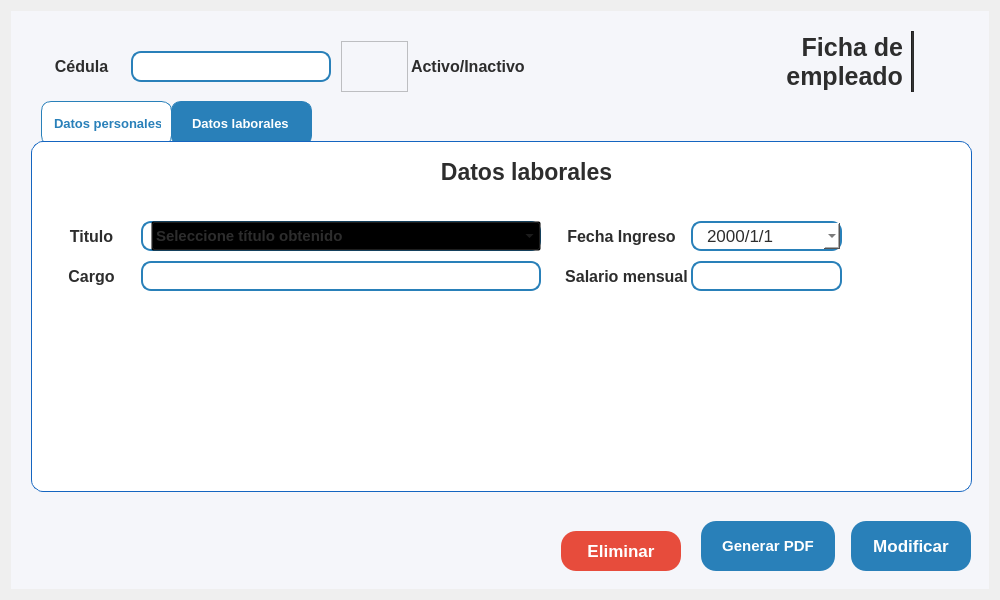
Proyecto-Uptjaa/Proyecto_SIRA, file resources/ui/ficha_emple.ui: the form before one commit.
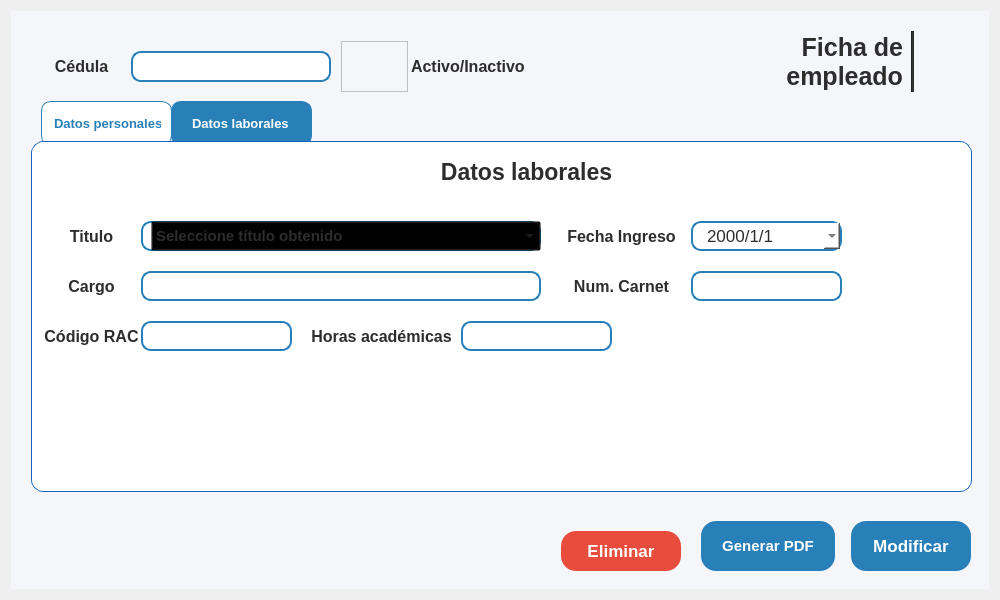
The form after the commit. The open tabs and pages were chosen to show the change. Icons and pictures are not drawn.

Commit message: Agregados campos en interfaz empleados (RIF, Centro V., RAC, Carnet, Horas)

What changed in the file:
```diff
--- a/resources/ui/ficha_emple.ui
+++ b/resources/ui/ficha_emple.ui
@@ -994,7 +994,7 @@
            <property name="geometry">
             <rect>
              <x>10</x>
-             <y>110</y>
+             <y>120</y>
              <width>81</width>
              <height>30</height>
             </rect>
@@ -1028,44 +1028,6 @@
             <set>Qt::AlignmentFlag::AlignCenter</set>
            </property>
           </widget>
-          <widget class="QLabel" name="lblStudent_fechaNac_repre_4">
-           <property name="geometry">
-            <rect>
-             <x>520</x>
-             <y>110</y>
-             <width>131</width>
-             <height>30</height>
-            </rect>
-           </property>
-           <property name="minimumSize">
-            <size>
-             <width>0</width>
-             <height>30</height>
-            </size>
-           </property>
-           <property name="maximumSize">
-            <size>
-             <width>16777215</width>
-             <height>30</height>
-            </size>
-           </property>
-           <property name="font">
-            <font>
-             <family>Segoe UI</family>
-             <pointsize>12</pointsize>
-             <bold>true</bold>
-            </font>
-           </property>
-           <property name="styleSheet">
-            <string notr="true">background-color: transparent;</string>
-           </property>
-           <property name="text">
-            <string>Salario mensual</string>
-           </property>
-           <property name="alignment">
-            <set>Qt::AlignmentFlag::AlignCenter</set>
-           </property>
-          </widget>
           <widget class="QLabel" name="lblStudent_apellido_repre">
            <property name="geometry">
             <rect>
@@ -1108,7 +1070,7 @@
            <property name="geometry">
             <rect>
              <x>100</x>
-             <y>110</y>
+             <y>120</y>
              <width>400</width>
              <height>30</height>
             </rect>
@@ -1187,54 +1149,6 @@
             <set>Qt::AlignmentFlag::AlignCenter</set>
            </property>
           </widget>
-          <widget class="QLineEdit" name="lneSalario_ficha_emple">
-           <property name="geometry">
-            <rect>
-             <x>650</x>
-             <y>110</y>
-             <width>151</width>
-             <height>30</height>
-            </rect>
-           </property>
-           <property name="minimumSize">
-            <size>
-             <width>100</width>
-             <height>30</height>
-            </size>
-           </property>
-           <property name="maximumSize">
-            <size>
-             <width>300</width>
-             <height>30</height>
-            </size>
-           </property>
-           <property name="font">
-            <font>
-             <family>Segoe UI</family>
-             <pointsize>12</pointsize>
-            </font>
-           </property>
-           <property name="styleSheet">
-            <string notr="true">QLineEdit {
-    border: 2px solid #2980b9;
-    border-radius: 10px;
-    padding: 3px 8px;
-    background-color: white;
-}</string>
-           </property>
-           <property name="text">
-            <string/>
-           </property>
-           <property name="maxLength">
-            <number>9</number>
-           </property>
-           <property name="alignment">
-            <set>Qt::AlignmentFlag::AlignLeading|Qt::AlignmentFlag::AlignLeft|Qt::AlignmentFlag::AlignVCenter</set>
-           </property>
-           <property name="placeholderText">
-            <string/>
-           </property>
-          </widget>
           <widget class="QFrame" name="frmTitulo_emple">
            <property name="geometry">
             <rect>
@@ -1340,6 +1254,264 @@
             </item>
            </widget>
           </widget>
+          <widget class="QLabel" name="lblHoras_reg_emple">
+           <property name="geometry">
+            <rect>
+             <x>270</x>
+             <y>170</y>
+             <width>141</width>
+             <height>30</height>
+            </rect>
+           </property>
+           <property name="minimumSize">
+            <size>
+             <width>0</width>
+             <height>30</height>
+            </size>
+           </property>
+           <property name="maximumSize">
+            <size>
+             <width>16777215</width>
+             <height>30</height>
+            </size>
+           </property>
+           <property name="font">
+            <font>
+             <family>Segoe UI</family>
+             <pointsize>12</pointsize>
+             <bold>true</bold>
+            </font>
+           </property>
+           <property name="styleSheet">
+            <string notr="true">background-color: transparent;</string>
+           </property>
+           <property name="text">
+            <string>Horas académicas</string>
+           </property>
+           <property name="alignment">
+            <set>Qt::AlignmentFlag::AlignCenter</set>
+           </property>
+          </widget>
+          <widget class="QLabel" name="lblStudent_fechaNac_repre_6">
+           <property name="geometry">
+            <rect>
+             <x>-10</x>
+             <y>170</y>
+             <width>121</width>
+             <height>30</height>
+            </rect>
+           </property>
+           <property name="minimumSize">
+            <size>
+             <width>0</width>
+             <height>30</height>
+            </size>
+           </property>
+           <property name="maximumSize">
+            <size>
+             <width>16777215</width>
+             <height>30</height>
+            </size>
+           </property>
+           <property name="font">
+            <font>
+             <family>Segoe UI</family>
+             <pointsize>12</pointsize>
+             <bold>true</bold>
+            </font>
+           </property>
+           <property name="styleSheet">
+            <string notr="true">background-color: transparent;</string>
+           </property>
+           <property name="text">
+            <string>Código RAC</string>
+           </property>
+           <property name="alignment">
+            <set>Qt::AlignmentFlag::AlignCenter</set>
+           </property>
+          </widget>
+          <widget class="QLineEdit" name="lneRAC_ficha_emple">
+           <property name="geometry">
+            <rect>
+             <x>100</x>
+             <y>170</y>
+             <width>151</width>
+             <height>30</height>
+            </rect>
+           </property>
+           <property name="minimumSize">
+            <size>
+             <width>100</width>
+             <height>30</height>
+            </size>
+           </property>
+           <property name="maximumSize">
+            <size>
+             <width>300</width>
+             <height>30</height>
+            </size>
+           </property>
+           <property name="font">
+            <font>
+             <family>Segoe UI</family>
+             <pointsize>12</pointsize>
+            </font>
+           </property>
+           <property name="styleSheet">
+            <string notr="true">QLineEdit {
+    border: 2px solid #2980b9;
+    border-radius: 10px;
+    padding: 3px 8px;
+    background-color: white;
+}</string>
+           </property>
+           <property name="text">
+            <string/>
+           </property>
+           <property name="maxLength">
+            <number>15</number>
+           </property>
+           <property name="alignment">
+            <set>Qt::AlignmentFlag::AlignLeading|Qt::AlignmentFlag::AlignLeft|Qt::AlignmentFlag::AlignVCenter</set>
+           </property>
+           <property name="placeholderText">
+            <string/>
+           </property>
+          </widget>
+          <widget class="QLineEdit" name="lneHoras_ficha_emple">
+           <property name="geometry">
+            <rect>
+             <x>420</x>
+             <y>170</y>
+             <width>151</width>
+             <height>30</height>
+            </rect>
+           </property>
+           <property name="minimumSize">
+            <size>
+             <width>100</width>
+             <height>30</height>
+            </size>
+           </property>
+           <property name="maximumSize">
+            <size>
+             <width>300</width>
+             <height>30</height>
+            </size>
+           </property>
+           <property name="font">
+            <font>
+             <family>Segoe UI</family>
+             <pointsize>12</pointsize>
+            </font>
+           </property>
+           <property name="styleSheet">
+            <string notr="true">QLineEdit {
+    border: 2px solid #2980b9;
+    border-radius: 10px;
+    padding: 3px 8px;
+    background-color: white;
+}</string>
+           </property>
+           <property name="text">
+            <string/>
+           </property>
+           <property name="maxLength">
+            <number>9</number>
+           </property>
+           <property name="alignment">
+            <set>Qt::AlignmentFlag::AlignLeading|Qt::AlignmentFlag::AlignLeft|Qt::AlignmentFlag::AlignVCenter</set>
+           </property>
+           <property name="placeholderText">
+            <string/>
+           </property>
+          </widget>
+          <widget class="QLabel" name="lblStudent_fechaNac_repre_4">
+           <property name="geometry">
+            <rect>
+             <x>520</x>
+             <y>120</y>
+             <width>121</width>
+             <height>30</height>
+            </rect>
+           </property>
+           <property name="minimumSize">
+            <size>
+             <width>0</width>
+             <height>30</height>
+            </size>
+           </property>
+           <property name="maximumSize">
+            <size>
+             <width>16777215</width>
+             <height>30</height>
+            </size>
+           </property>
+           <property name="font">
+            <font>
+             <family>Segoe UI</family>
+             <pointsize>12</pointsize>
+             <bold>true</bold>
+            </font>
+           </property>
+           <property name="styleSheet">
+            <string notr="true">background-color: transparent;</string>
+           </property>
+           <property name="text">
+            <string>Num. Carnet</string>
+           </property>
+           <property name="alignment">
+            <set>Qt::AlignmentFlag::AlignCenter</set>
+           </property>
+          </widget>
+          <widget class="QLineEdit" name="lneCarnet_ficha_emple">
+           <property name="geometry">
+            <rect>
+             <x>650</x>
+             <y>120</y>
+             <width>151</width>
+             <height>30</height>
+            </rect>
+           </property>
+           <property name="minimumSize">
+            <size>
+             <width>100</width>
+             <height>30</height>
+            </size>
+           </property>
+           <property name="maximumSize">
+            <size>
+             <width>300</width>
+             <height>30</height>
+            </size>
+           </property>
+           <property name="font">
+            <font>
+             <family>Segoe UI</family>
+             <pointsize>12</pointsize>
+            </font>
+           </property>
+           <property name="styleSheet">
+            <string notr="true">QLineEdit {
+    border: 2px solid #2980b9;
+    border-radius: 10px;
+    padding: 3px 8px;
+    background-color: white;
+}</string>
+           </property>
+           <property name="text">
+            <string/>
+           </property>
+           <property name="maxLength">
+            <number>15</number>
+           </property>
+           <property name="alignment">
+            <set>Qt::AlignmentFlag::AlignLeading|Qt::AlignmentFlag::AlignLeft|Qt::AlignmentFlag::AlignVCenter</set>
+           </property>
+           <property name="placeholderText">
+            <string/>
+           </property>
+          </widget>
          </widget>
         </widget>
        </item>
```
Left out of the diff: 173 changed lines with no effect on the pictures. The commit also changes 2 other files.
